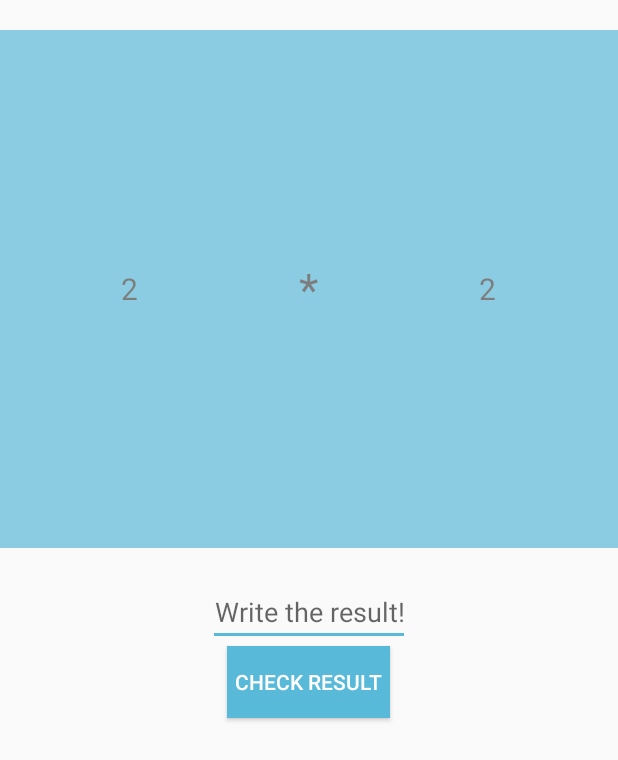
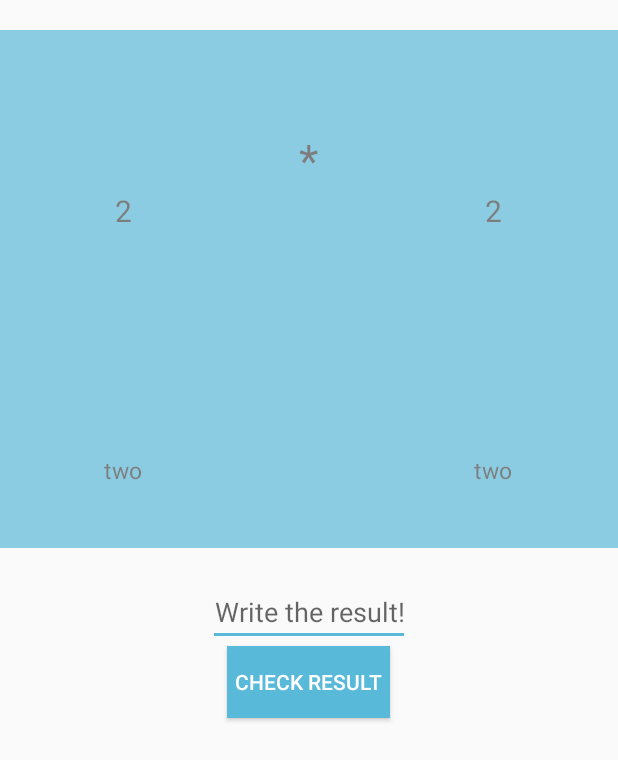
Before and after one commit to ocorella/tcu501app, an Android app: the MathToSpeech screen opened directly, with no data from a screen before it, on a phone screen of 412 x 824 dp. Shown: the top 760 px of the screen. Run offline under Robolectric (Android 15) with nearby library versions, the phone set to English and light mode, and no system bars.

Commit message:
implemented helper class to get number in english text for MathToSpeech layout

```diff
--- a/app/src/main/java/comsiteucrtcu501/google/httpssites/tcu501/HangmanActivity.java
+++ b/app/src/main/java/comsiteucrtcu501/google/httpssites/tcu501/HangmanActivity.java
@@ -151,7 +151,7 @@ public class HangmanActivity extends Activity{
                 category.setText(topics[4]);
                 break;
             case "window":
-                hint.setText("Part of the house to let air in");
+                hint.setText("Part of the house for admission of light and air");
                 image.setImageResource(R.drawable.window);
                 category.setText(topics[5]);
                 break;
--- a/app/src/main/res/layout/math_to_speech.xml
+++ b/app/src/main/res/layout/math_to_speech.xml
@@ -18,37 +18,90 @@
             android:layout_weight="0.5"
             android:orientation="horizontal">
 
+            <LinearLayout
+                android:layout_width="0dp"
+                android:layout_height="match_parent"
+                android:layout_weight="0.4"
+                android:weightSum="1"
+                android:orientation="vertical">
+
                 <TextView
                     android:textColor="@color/black"
                     android:id="@+id/firstnumber"
-                android:layout_width="0dp"
-                android:layout_height="match_parent"
-                android:layout_weight="0.4"
-                android:layout_margin="20dp"
+                    android:layout_width="match_parent"
+                    android:layout_height="0dp"
+                    android:layout_weight="0.7"
                     android:text="2"
                     android:gravity="center"
                     android:textSize="20dp"/>
 
                 <TextView
                     android:textColor="@color/black"
-                android:id="@+id/operand"
+                    android:id="@+id/firstnumberText"
+                    android:layout_width="match_parent"
+                    android:layout_height="0dp"
+                    android:layout_weight="0.3"
+                    android:text="two"
+                    android:gravity="center"
+                    android:textSize="15dp"/>
+
+
+            </LinearLayout>
+
+
+
+            <LinearLayout
                 android:layout_width="0dp"
                 android:layout_height="match_parent"
                 android:layout_weight="0.2"
+                android:weightSum="1"
+                android:orientation="vertical">
+
+                <TextView
+                    android:textColor="@color/black"
+                    android:id="@+id/operand"
+                    android:layout_width="match_parent"
+                    android:layout_height="0dp"
+                    android:layout_weight="0.5"
                     android:text="*"
                     android:gravity="center"
                     android:textSize="30dp"/>
 
+
+            </LinearLayout>
+
+
+
+            <LinearLayout
+                android:layout_width="0dp"
+                android:layout_height="match_parent"
+                android:layout_weight="0.4"
+                android:weightSum="1"
+                android:orientation="vertical">
+
                 <TextView
                     android:textColor="@color/black"
                     android:id="@+id/secondnumber"
-                android:layout_width="0dp"
-                android:layout_height="match_parent"
-                android:layout_weight="0.4"
-                android:layout_margin="20dp"
+                    android:layout_width="match_parent"
+                    android:layout_height="0dp"
+                    android:layout_weight="0.7"
                     android:text="2"
                     android:gravity="center"
                     android:textSize="20dp"/>
+
+                <TextView
+                    android:textColor="@color/black"
+                    android:id="@+id/secondnumbertext"
+                    android:layout_width="match_parent"
+                    android:layout_height="0dp"
+                    android:layout_weight="0.3"
+                    android:text="two"
+                    android:gravity="center"
+                    android:textSize="15dp"/>
+
+            </LinearLayout>
+
+
 
         </LinearLayout>
 
```
Also changed, not shown: app/src/main/java/comsiteucrtcu501/google/httpssites/tcu501/MathToSpeech.java (+23 -2 lines), app/src/main/java/comsiteucrtcu501/google/httpssites/tcu501/Utils/EnglishNumberToWords.java (added, +142 -0 lines). Lines whose indentation alone changed are shown as unchanged.
